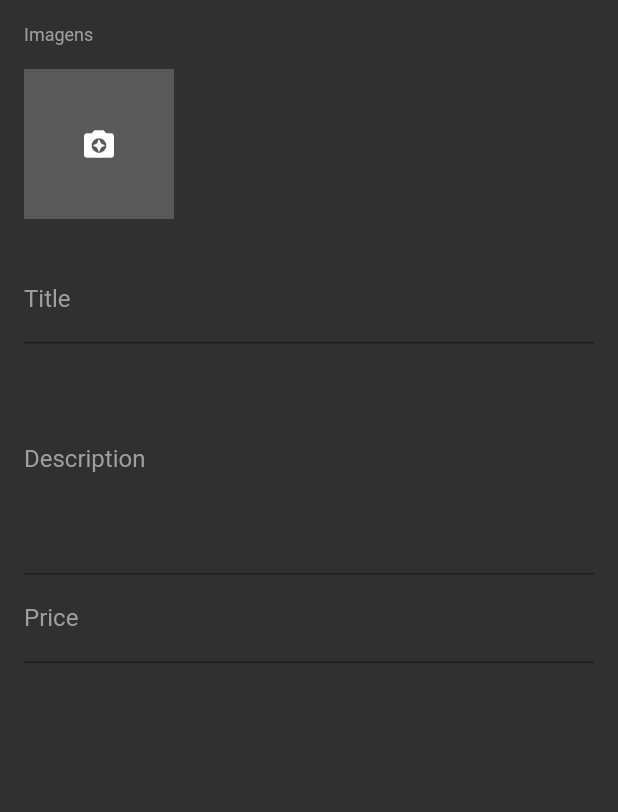
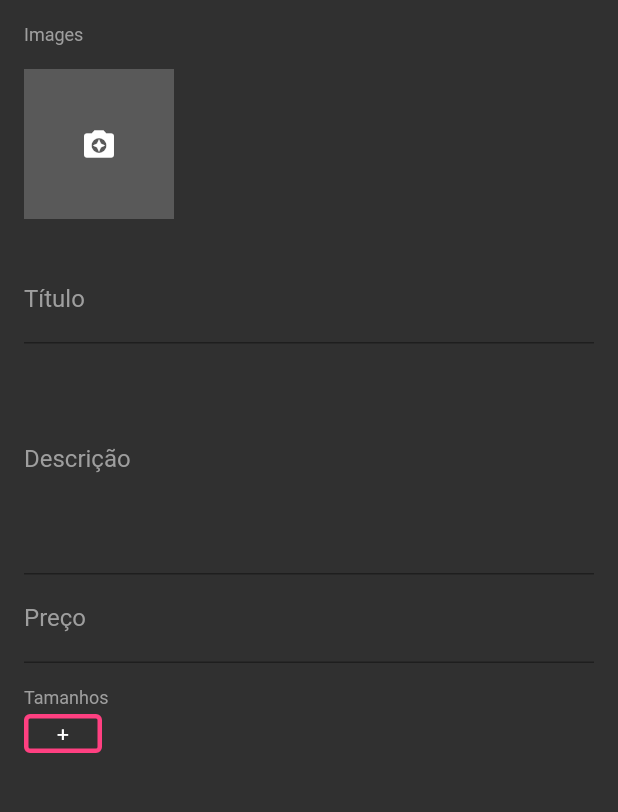
Before and after one commit to Dhciolfi/store_owner, a Flutter app: the ProductScreen screen opened directly, on a phone screen of 412 x 824 dp, the part 84-896 px from its top. Run offline on Flutter 3.47's test engine with Material 2 defaults, Android fonts, the phone set to English and light mode, and no system bars; our stand-ins replace cloud_firestore, firebase_auth, firebase_storage, flutter_speed_dial, image_cropper, image_picker and 2 more; missing offline and left inert: bloc_pattern; accounts and stored records are empty; statements that could not run were skipped.

Commit message:
Added size system

```diff
--- a/lib/screens/product_screen.dart
+++ b/lib/screens/product_screen.dart
@@ -3,6 +3,7 @@ import 'package:flutter/material.dart';
 import 'package:store_owner/blocs/product_bloc.dart';
 import 'package:store_owner/validators/product_validators.dart';
 import 'package:store_owner/widgets/images_widget.dart';
+import 'package:store_owner/widgets/product_sizes.dart';
 
 class ProductScreen extends StatefulWidget {
 
@@ -100,7 +101,7 @@ class _ProductScreenState extends State<ProductScreen> with ProductValidators{
                     padding: EdgeInsets.all(16),
                     children: <Widget>[
                       Text(
-                        "Imagens",
+                        "Images",
                         style: TextStyle(
                           color: Colors.grey,
                           fontSize: 12,
@@ -110,7 +111,7 @@ class _ProductScreenState extends State<ProductScreen> with ProductValidators{
                       SizedBox(height: 16,),
                       TextFormField(
                         style: _fieldStyle,
-                        decoration: _buildDecoration("Title"),
+                        decoration: _buildDecoration("Título"),
                         initialValue: snapshot.data["title"],
                         onSaved: _productBloc.setTitle,
                         validator: validateTitle,
@@ -118,19 +119,28 @@ class _ProductScreenState extends State<ProductScreen> with ProductValidators{
                       TextFormField(
                         maxLines: 6,
                         style: _fieldStyle,
-                        decoration: _buildDecoration("Description"),
+                        decoration: _buildDecoration("Descrição"),
                         initialValue: snapshot.data["description"],
                         onSaved: _productBloc.setDescription,
                         validator: validateDescription,
                       ),
                       TextFormField(
                         style: _fieldStyle,
-                        decoration: _buildDecoration("Price"),
+                        decoration: _buildDecoration("Preço"),
                         keyboardType: TextInputType.numberWithOptions(decimal: true),
                         initialValue: snapshot.data["price"]?.toStringAsFixed(2),
                         onSaved: _productBloc.setPrice,
                         validator: validatePrice
                       ),
+                      SizedBox(height: 16,),
+                      Text(
+                        "Tamanhos",
+                        style: TextStyle(
+                          color: Colors.grey,
+                          fontSize: 12,
+                        ),
+                      ),
+                      ProductSizes(_productBloc)
                     ],
                   );
                 }
@@ -147,7 +157,7 @@ class _ProductScreenState extends State<ProductScreen> with ProductValidators{
                   ),
                 );
               },
-            )
+            ),
           ]
       ),
     );
@@ -172,7 +182,6 @@ class _ProductScreenState extends State<ProductScreen> with ProductValidators{
       _scaffoldKey.currentState.showSnackBar(
           SnackBar(
             content: Text(success ? "Produto salvo!" : "Erro ao salvar produto!", style: TextStyle(color: Colors.white),),
-            duration: Duration(minutes: 1),
             backgroundColor: Colors.pinkAccent,
           )
       );
--- a/lib/validators/product_validators.dart
+++ b/lib/validators/product_validators.dart
@@ -26,4 +26,9 @@ class ProductValidators {
     return null;
   }
 
+  String validateSizes(List sizes){
+    if(sizes.isEmpty) return "Adicione tamanhos";
+    return null;
+  }
+
 }
--- /dev/null
+++ b/lib/widgets/product_sizes.dart
@@ -0,0 +1,79 @@
+import 'package:flutter/material.dart';
+import 'package:store_owner/blocs/product_bloc.dart';
+import 'package:store_owner/widgets/add_size_dialog.dart';
+import 'package:store_owner/validators/product_validators.dart';
+
+class ProductSizes extends StatelessWidget with ProductValidators {
+
+  final ProductBloc productBloc;
+
+  ProductSizes(this.productBloc);
+
+  @override
+  Widget build(BuildContext context) {
+    return SizedBox(
+      height: 34.0,
+      child: StreamBuilder<List>(
+          stream: productBloc.outSizes,
+          builder: (context, snapshot) {
+            if(!snapshot.hasData) return Container();
+            return FormField<List>(
+              initialValue: snapshot.data,
+              validator: validateSizes,
+              builder: (formFieldState){
+                return GridView(
+                  padding: EdgeInsets.symmetric(vertical: 4.0),
+                  scrollDirection: Axis.horizontal,
+                  gridDelegate: SliverGridDelegateWithFixedCrossAxisCount(
+                      crossAxisCount: 1,
+                      mainAxisSpacing: 8.0,
+                      childAspectRatio: 0.5
+                  ),
+                  children: snapshot.data.map(
+                          (s){
+                        return GestureDetector(
+                          onLongPress: (){
+                            productBloc.removeSize(s);
+                          },
+                          child: Container(
+                            decoration: BoxDecoration(
+                                borderRadius: BorderRadius.all(Radius.circular(4.0)),
+                                border: Border.all(
+                                    color: Colors.pinkAccent,
+                                    width: 3.0
+                                )
+                            ),
+                            width: 50.0,
+                            alignment: Alignment.center,
+                            child: Text(s, style: TextStyle(color: Colors.white),),
+                          ),
+                        );
+                      }
+                  ).toList()..add(
+                      GestureDetector(
+                        onTap: () async {
+                          String size = await showDialog(context: context, builder: (context) => AddSizeDialog());
+                          if(size != null) productBloc.addSize(size);
+                        },
+                        child: Container(
+                          decoration: BoxDecoration(
+                              borderRadius: BorderRadius.all(Radius.circular(4.0)),
+                              border: Border.all(
+                                  color: formFieldState.hasError ? Colors.red : Colors.pinkAccent,
+                                  width: 3.0
+                              )
+                          ),
+                          width: 50.0,
+                          alignment: Alignment.center,
+                          child: Text("+", style: TextStyle(color: Colors.white),),
+                        ),
+                      )
+                  ),
+                );
+              },
+            );
+          }
+      ),
+    );
+  }
+}
```
Also changed, not shown: lib/blocs/product_bloc.dart (+14 -0 lines), lib/widgets/add_size_dialog.dart (added, +35 -0 lines).
